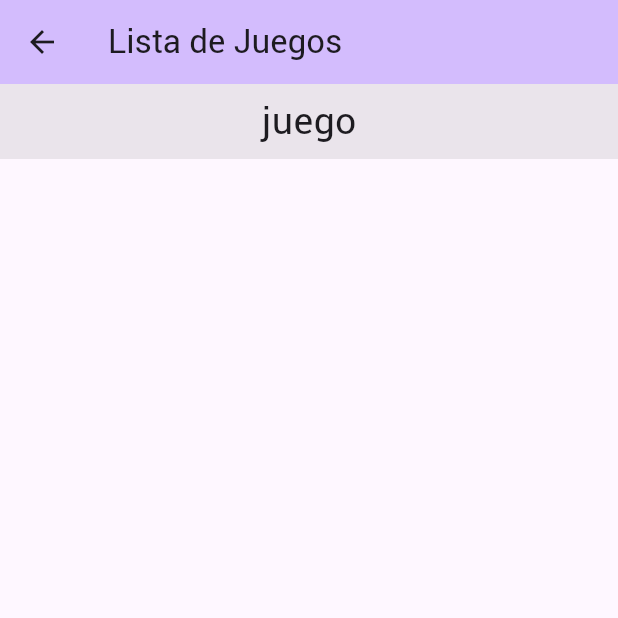
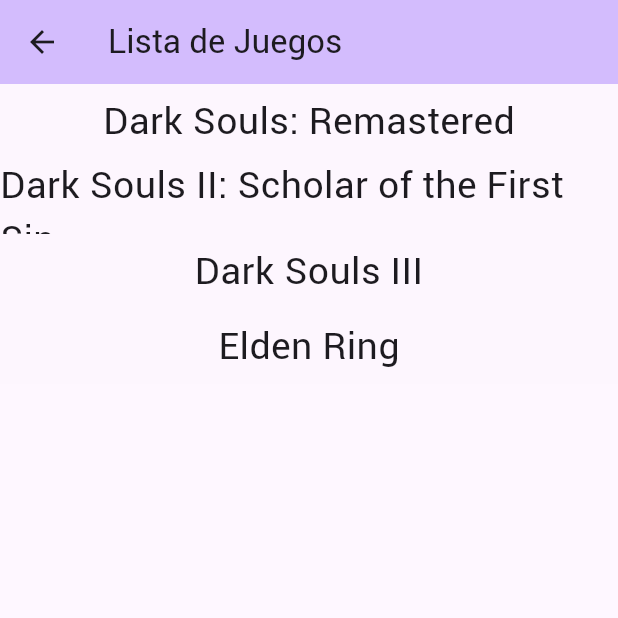
Before and after one commit to Vaporu-Code/gamerplus_, a Flutter app: the lista screen opened directly, on a phone screen of 412 x 824 dp, the top half of it. Run offline on Flutter 3.47's test engine with Material 3 defaults, Android fonts, the phone set to English and light mode, and no system bars; our stand-ins replace flutter_svg; missing offline and left inert: dart:ffi; Roboto replaces fonts that are missing (Shogie).

Commit message:
añadido mostrarJuego
funciona leyendo el json :D

```diff
--- a/gamerplus/assets/json/juegoslist.json
+++ b/gamerplus/assets/json/juegoslist.json
@@ -2,7 +2,7 @@
     {
         "id": 1,
         "imagen": "imagen",
-        "nombre": "Dark Souls Remastered",
+        "nombre": "Dark Souls: Remastered",
         "anno": 2018,
         "genero": "Action RPG",
         "descripcion": "des",
@@ -13,7 +13,7 @@
     {
         "id": 2,
         "imagen": "imagen",
-        "nombre": "Dark Souls 2 Scholar of the First Sin",
+        "nombre": "Dark Souls II: Scholar of the First Sin",
         "anno": 2015,
         "genero": "Action RPG",
         "descripcion": "des",
@@ -24,7 +24,7 @@
     {
         "id": 3,
         "imagen": "imagen",
-        "nombre": "Dark Souls 3",
+        "nombre": "Dark Souls III",
         "anno": 2016,
         "genero": "Action RPG",
         "descripcion": "des",
--- a/gamerplus/lib/lista.dart
+++ b/gamerplus/lib/lista.dart
@@ -1,6 +1,9 @@
 import 'package:flutter/material.dart';
 import 'package:flutter_svg/flutter_svg.dart';
 import 'package:gamerplus/ejemplo.dart';
+import 'package:gamerplus/inicio%20copy.dart';
+
+import 'package:gamerplus/mostrarJuego.dart';
 
 class lista extends StatelessWidget{
   const lista({super.key});
@@ -23,15 +26,94 @@
         child: ListView(
           children: <Widget>[
 
-            //elementos
-            Container(
-              height: 50,
-              color: Color.fromARGB(20, 1, 1, 1),
-              child: const Center(
-                child: Text( 'juego',
-                style: TextStyle(fontFamily: "Shogie", fontSize: 25)),
+            //juego 1
+            InkWell(
+              onTap: (){
+                Navigator.push(
+                  context,
+                  MaterialPageRoute(builder:
+                    (context) => MostrarJuego(id: 1),
+                  ),
+                );
+              },
+              child: Container(
+                height: 50,
+                color: Color.fromARGB(1, 1, 1, 1),
+                child: Center(
+                  child: Text(
+                    'Dark Souls: Remastered',
+                    style: TextStyle(fontFamily: "Shogie", fontSize: 25),
+                  ),
+                ),
               ),
             ),
+
+            //juego 2
+            InkWell(
+              onTap: (){
+                Navigator.push(
+                  context,
+                  MaterialPageRoute(builder:
+                    (context) => MostrarJuego(id: 2),
+                  ),
+                );
+              },
+              child: Container(
+                height: 50,
+                color: Color.fromARGB(1, 1, 1, 1),
+                child: Center(
+                  child: Text(
+                    'Dark Souls II: Scholar of the First Sin',
+                    style: TextStyle(fontFamily: "Shogie", fontSize: 25),
+                  ),
+                ),
+              ),
+            ),
+
+            //juego 3
+            InkWell(
+              onTap: (){
+                Navigator.push(
+                  context,
+                  MaterialPageRoute(builder:
+                    (context) => MostrarJuego(id: 3),
+                  ),
+                );
+              },
+              child: Container(
+                height: 50,
+                color: Color.fromARGB(1, 1, 1, 1),
+                child: Center(
+                  child: Text(
+                    'Dark Souls III',
+                    style: TextStyle(fontFamily: "Shogie", fontSize: 25),
+                  ),
+                ),
+              ),
+            ),
+
+            //juego 4
+            InkWell(
+              onTap: (){
+                Navigator.push(
+                  context,
+                  MaterialPageRoute(builder:
+                    (context) => MostrarJuego(id: 4),
+                  ),
+                );
+              },
+              child: Container(
+                height: 50,
+                color: Color.fromARGB(1, 1, 1, 1),
+                child: Center(
+                  child: Text(
+                    'Elden Ring',
+                    style: TextStyle(fontFamily: "Shogie", fontSize: 25),
+                  ),
+                ),
+              ),
+            ),
+
 
           ],
         ),
--- a/gamerplus/pubspec.yaml
+++ b/gamerplus/pubspec.yaml
@@ -62,6 +62,8 @@
   # To add assets to your application, add an assets section, like this:
   assets:
     - assets/pfp_default.svg
+
+    - assets/json/juegoslist.json
   #   - images/a_dot_ham.jpeg
 
   # An image asset can refer to one or more resolution-specific "variants", see
```
Also changed, not shown: gamerplus/lib/inicio copy.dart (added, +32 -0 lines), gamerplus/lib/mostrarJuego.dart (+65 -0 lines).
